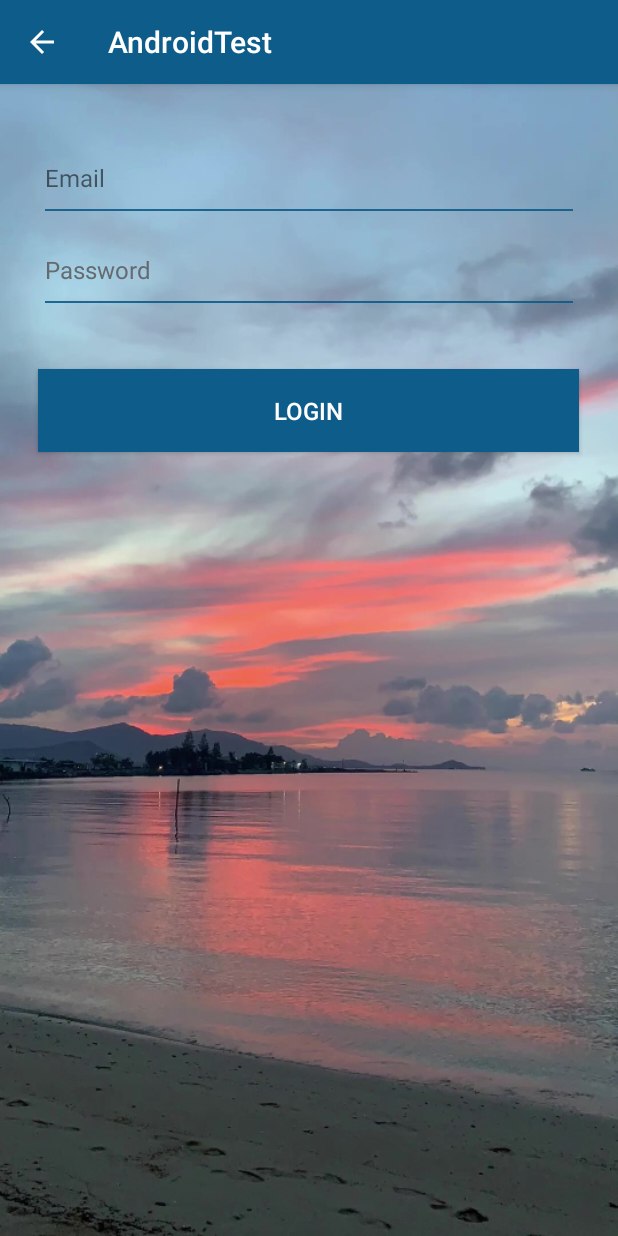
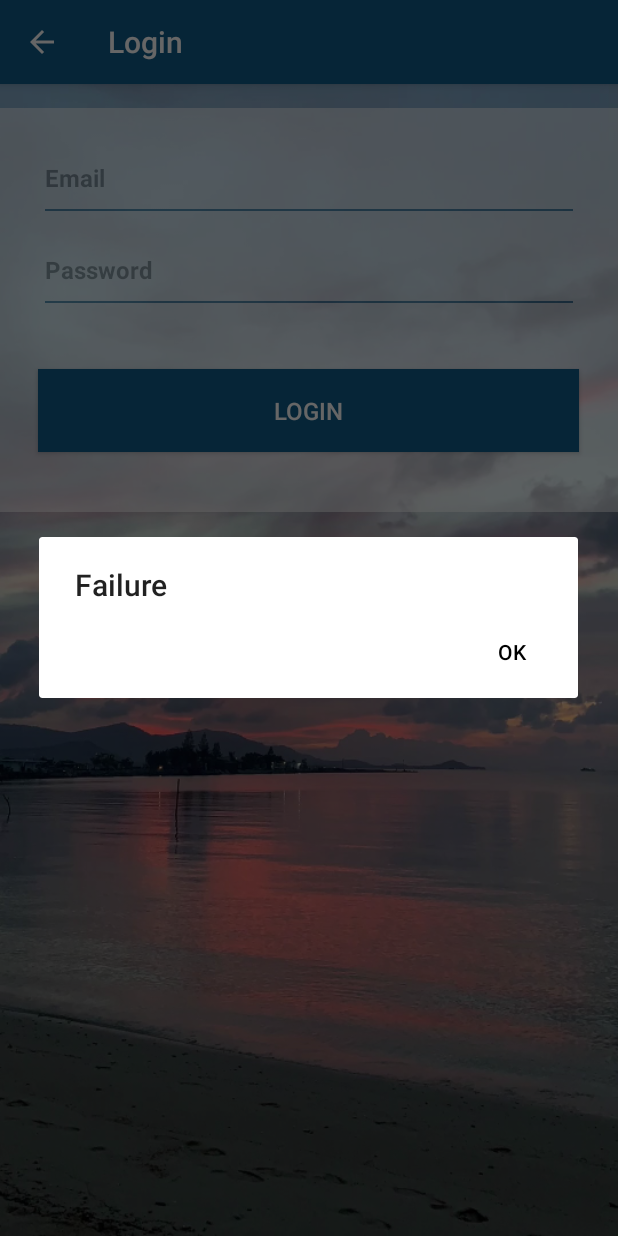
Before and after one commit to AjiethVenkat/Test-Android, an Android app: the LoginActivity screen opened directly, with no data from a screen before it, after a tap on "LOGIN", on a phone screen of 412 x 824 dp. Run offline under Robolectric (Android 15) with nearby library versions, the phone set to English and light mode, and no system bars; our stand-ins replace Volley; network calls fail.

Commit message:
Added Animation and Login Activity

```diff
--- a/app/build.gradle
+++ b/app/build.gradle
@@ -20,7 +20,6 @@ android {
 
 dependencies {
     implementation fileTree(dir: 'libs', include: ['*.jar'])
-    //noinspection GradleCompatible
     implementation 'com.android.support:appcompat-v7:28.0.0'
     implementation "com.android.support:recyclerview-v7:28.0.0"
     implementation 'com.android.support.constraint:constraint-layout:2.0.4'
@@ -33,4 +32,5 @@ dependencies {
     androidTestImplementation 'com.android.support.test.espresso:espresso-core:3.0.2'
     implementation 'com.android.volley:volley:1.1.1'
     compile 'com.skyfishjy.ripplebackground:library:1.0.1'
+
 }
--- a/app/src/main/java/com/datechnologies/androidtest/login/LoginActivity.java
+++ b/app/src/main/java/com/datechnologies/androidtest/login/LoginActivity.java
@@ -8,6 +8,7 @@ import android.support.v7.app.AlertDialog;
 import android.support.v7.app.AppCompatActivity;
 import android.os.Bundle;
 import android.util.Log;
+import android.view.MenuItem;
 import android.view.View;
 import android.widget.Button;
 
@@ -31,7 +32,6 @@ import java.util.Map;
 
 /**
  * A screen that displays a login prompt, allowing the user to login to the D & A Technologies Web Server.
- *
  */
 public class LoginActivity extends AppCompatActivity {
 
@@ -39,8 +39,7 @@ public class LoginActivity extends AppCompatActivity {
     // Static Class Methods
     //==============================================================================================
 
-    public static void start(Context context)
-    {
+    public static void start(Context context) {
         Intent starter = new Intent(context, LoginActivity.class);
         context.startActivity(starter);
     }
@@ -55,6 +54,8 @@ public class LoginActivity extends AppCompatActivity {
         setContentView(R.layout.activity_login);
 
         final ActionBar actionBar = getSupportActionBar();
+
+        setTitle("Login");
 
         assert actionBar != null;
         actionBar.setDisplayHomeAsUpEnabled(true);
@@ -78,14 +79,19 @@ public class LoginActivity extends AppCompatActivity {
         // TODO: so please use those to test the login.
 
 
-        final String  email = "info@datechnologies.co";
+        final String email = "info@datechnologies.co";
         final String password = "Test123";
 
         final String postUrl = "http://dev.rapptrlabs.com/Tests/scripts/login.php";
         final RequestQueue requestQueue = Volley.newRequestQueue(this);
 
 
+        //==============================================================================================
+        // Send Post request to the given url and displaying the response in alertbox
+        //==============================================================================================
+
         Button button = (Button) findViewById(R.id.button);
+
         button.setOnClickListener(new View.OnClickListener() {
             @Override
             public void onClick(View view) {
@@ -94,19 +100,22 @@ public class LoginActivity extends AppCompatActivity {
                         new Response.Listener<String>() {
                             @Override
                             public void onResponse(final String response) {
-                                Log.i("LoginActivity.this", response);
+                                Log.d("LoginActivity.this", response);
 
+                                /* Alertdialog when the response is successful */
                                 AlertDialog.Builder alertDialog = new AlertDialog.Builder(LoginActivity.this);
 
                                 alertDialog.setTitle("Success");
 
-                                alertDialog.setMessage(response);
+                                alertDialog.setMessage(response.toString());
 
                                 alertDialog.setPositiveButton("yes", new DialogInterface.OnClickListener() {
                                     @Override
                                     public void onClick(DialogInterface dialogInterface, int i) {
+
                                         Intent intent = new Intent(LoginActivity.this, MainActivity.class);
                                         startActivity(intent);
+
                                     }
                                 });
 
@@ -118,6 +127,22 @@ public class LoginActivity extends AppCompatActivity {
                     public void onErrorResponse(VolleyError error) {
                         VolleyLog.d("volley", "Error: " + error.getMessage());
                         error.printStackTrace();
+
+                        /* Alertdialog when the response fails */
+                        AlertDialog.Builder alertDialog = new AlertDialog.Builder(LoginActivity.this);
+
+                        alertDialog.setTitle("Failure");
+
+                        alertDialog.setMessage(error.getMessage());
+
+                        alertDialog.setPositiveButton("OK", new DialogInterface.OnClickListener() {
+                            @Override
+                            public void onClick(DialogInterface dialogInterface, int i) {
+                                /* Nothing done just retry email and password*/
+                            }
+                        });
+
+                        alertDialog.show();
                     }
                 }) {
 
@@ -129,26 +154,33 @@ public class LoginActivity extends AppCompatActivity {
                     @Override
                     protected Map<String, String> getParams() throws AuthFailureError {
                         Map<String, String> params = new HashMap<String, String>();
-                        params.put("email",email);
-                        params.put("password",password);
+                        params.put("email", email);
+                        params.put("password", password);
                         return params;
                     }
-
                 };
 
                 requestQueue.add(jsonObjRequest);
 
             }
         });
+    }
 
+    /* Call back the stack on AppBar back button */
+    @Override
+    public boolean onOptionsItemSelected(MenuItem item) {
+        switch (item.getItemId()) {
 
+            case android.R.id.home:
+                onBackPressed();
 
-
+                return true;
+        }
+        return super.onOptionsItemSelected(item);
     }
 
     @Override
-    public void onBackPressed()
-    {
+    public void onBackPressed() {
         Intent intent = new Intent(this, MainActivity.class);
         startActivity(intent);
     }
--- a/app/src/main/res/drawable/ic_chat_text_background.xml
+++ b/app/src/main/res/drawable/ic_bubble.xml
@@ -3,9 +3,9 @@
 
     <item android:state_pressed="false">
         <shape android:shape="rectangle">
-            <solid android:color="#FFFFFF"/>
-            <corners android:radius="8dp"/>
-            <stroke android:width="1dp" android:color="#EFEFEF"/>
+            <solid android:color="#FFFFFF" />
+            <corners android:radius="8dp" />
+            <stroke android:width="1dp" android:color="#EFEFEF" />
         </shape>
     </item>
 </selector>
--- a/app/src/main/res/drawable/ic_ripple_effect.xml
+++ b/app/src/main/res/drawable/ic_button.xml
@@ -4,15 +4,15 @@
     android:color="@color/colorAccent"
     tools:targetApi="lollipop">
     <item android:state_pressed="true">
-        <shape android:shape="rectangle"
+        <shape
             android:id="@android:id/mask"
-            android:drawable="@android:color/white" >
-        </shape>
+            android:drawable="@android:color/white"
+            android:shape="rectangle"></shape>
     </item>
     <item android:state_pressed="false">
         <shape android:shape="rectangle">
-            <solid android:color="#FFFFFF"/>
-            <corners android:radius="8dp"/>
+            <solid android:color="#FFFFFF" />
+            <corners android:radius="8dp" />
         </shape>
     </item>
 </ripple>
--- a/app/src/main/res/drawable/ic_login_border.xml
+++ b/app/src/main/res/drawable/ic_login_border.xml
@@ -1,15 +1,29 @@
 <?xml version="1.0" encoding="utf-8"?>
-<layer-list xmlns:tools="http://schemas.android.com/tools" xmlns:android="http://schemas.android.com/apk/res/android" tools:ignore="StateListReachable">
+<layer-list xmlns:android="http://schemas.android.com/apk/res/android"
+    xmlns:tools="http://schemas.android.com/tools"
+    tools:ignore="StateListReachable">
 
-    <item android:bottom="1dp" android:left="-2dp" android:right="-2dp" android:top="-2dp">
-        <shape android:shape="rectangle" >
-            <stroke android:width="1dp" android:color="#0E5C89" />
+    <item
+        android:bottom="1dp"
+        android:left="-2dp"
+        android:right="-2dp"
+        android:top="-2dp">
+        <shape android:shape="rectangle">
+            <stroke
+                android:width="1dp"
+                android:color="#0E5C89" />
         </shape>
     </item>
 
-    <item android:bottom="1dp" android:left="-2dp" android:right="-2dp" android:top="-2dp">
-        <shape android:shape="rectangle" >
-            <stroke android:width="1dp" android:color="#0E5C89" />
+    <item
+        android:bottom="1dp"
+        android:left="-2dp"
+        android:right="-2dp"
+        android:top="-2dp">
+        <shape android:shape="rectangle">
+            <stroke
+                android:width="1dp"
+                android:color="#0E5C89" />
         </shape>
     </item>
 
--- a/app/src/main/res/drawable/ic_splash_background.xml
+++ b/app/src/main/res/drawable/ic_splash_background.xml
@@ -1,11 +1,9 @@
 <?xml version="1.0" encoding="utf-8"?>
 <layer-list xmlns:android="http://schemas.android.com/apk/res/android">
 
-    <item android:drawable="@android:color/white"/>
+    <item android:drawable="@android:color/white" />
     <item>
-        <bitmap
-            android:src="@drawable/gpc_splash"
-            android:gravity="center"/>
+        <bitmap android:src="@drawable/gpc_splash" />
     </item>
 
 </layer-list>
--- a/app/src/main/res/layout/activity_chat.xml
+++ b/app/src/main/res/layout/activity_chat.xml
@@ -10,6 +10,6 @@
         android:layout_width="match_parent"
         android:layout_height="match_parent"
         android:scrollbars="vertical"
-        tools:listitem="@layout/item_chat"/>
+        tools:listitem="@layout/item_chat" />
 
 </RelativeLayout>
--- a/app/src/main/res/layout/activity_login.xml
+++ b/app/src/main/res/layout/activity_login.xml
@@ -10,12 +10,10 @@
     <LinearLayout
         android:layout_width="match_parent"
         android:layout_height="269dp"
+        android:layout_marginTop="16dp"
+        android:alpha="0.5"
         android:background="#FFFFFF"
-        android:alpha="0.9"
-        android:backgroundTint="@android:color/transparent"
-        android:layout_marginTop="16dp"
-        android:orientation="vertical"
-       >
+        android:orientation="vertical">
 
         <EditText
 
@@ -25,11 +23,12 @@
             android:layout_marginLeft="30dp"
             android:layout_marginTop="24dp"
             android:layout_marginRight="30dp"
+            android:background="@drawable/ic_login_border"
             android:hint="Email"
+            android:textStyle="bold"
             android:inputType="textEmailAddress"
             android:textColor="#1B1E1F"
-            android:textSize="16sp"
-            android:background="@drawable/ic_login_border" />
+            android:textSize="16sp" />
 
         <EditText
             android:id="@+id/password"
@@ -38,12 +37,12 @@
             android:layout_marginLeft="30dp"
             android:layout_marginTop="16dp"
             android:layout_marginRight="30dp"
+            android:background="@drawable/ic_login_border"
+            android:hint="Password"
+            android:textStyle="bold"
+            android:inputType="textPassword"
             android:textColor="#1B1E1F"
-            android:hint="Password"
-            android:inputType="textPassword"
-            android:textColorHint="#5F6063"
-            android:textSize="16sp"
-            android:background="@drawable/ic_login_border" />
+            android:textSize="16sp" />
     </LinearLayout>
 
     <Button
@@ -51,13 +50,13 @@
         android:layout_width="match_parent"
         android:layout_height="55dp"
         android:layout_marginStart="25dp"
+        android:layout_marginTop="190dp"
         android:layout_marginEnd="26dp"
-        android:layout_marginTop="190dp"
+        android:background="#0E5C89"
+        android:drawable="@drawable/ic_button"
         android:text="LOGIN"
         android:textColor="#FFFFFF"
-        android:textSize="16sp"
-        android:drawable="@drawable/ic_ripple_effect"
-        android:background="#0E5C89"/>
+        android:textSize="16sp" />
 
 
 </RelativeLayout>
```
Also changed, not shown: app/src/main/AndroidManifest.xml (+11 -4 lines), app/src/main/java/com/datechnologies/androidtest/MainActivity.java (+3 -8 lines), app/src/main/java/com/datechnologies/androidtest/SplashScreenActivity.java (+6 -2 lines), app/src/main/java/com/datechnologies/androidtest/animation/AnimationActivity.java (+35 -14 lines), app/src/main/java/com/datechnologies/androidtest/chat/ChatActivity.java (+26 -8 lines), app/src/main/java/com/datechnologies/androidtest/chat/ChatAdapter.java (+8 -2 lines), app/src/main/res/layout/activity_animation.xml (+7 -7 lines), app/src/main/res/layout/activity_main.xml (+25 -25 lines), app/src/main/res/layout/item_chat.xml (+7 -7 lines).
